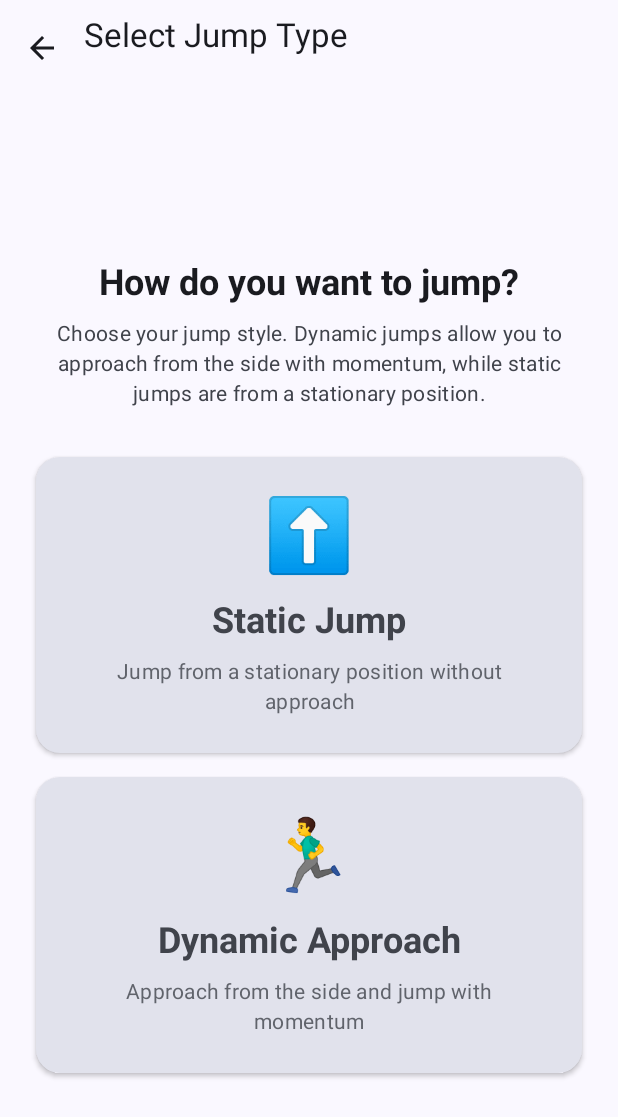
After one commit to watxaut/MyJumpApp, an Android app built with Jetpack Compose: the composable JumpTypeSelectionScreen called with empty values, on a phone screen of 412 x 824 dp. The commit adds this screen. Shown: the top 1117 px of the screen. Run offline under Robolectric (Android 15) with nearby library versions, the phone set to English and light mode, and no system bars.

Commit message:
feat: add new functionality: dynamic jump

```diff
--- a/app/src/main/java/com/watxaut/myjumpapp/data/database/JumpDatabase.kt
+++ b/app/src/main/java/com/watxaut/myjumpapp/data/database/JumpDatabase.kt
@@ -15,7 +15,7 @@ import com.watxaut.myjumpapp.utils.database.Converters
 
 @Database(
     entities = [User::class, Jump::class, JumpSession::class],
-    version = 4,
+    version = 5,
     exportSchema = false
 )
 @TypeConverters(Converters::class)
--- a/app/src/main/java/com/watxaut/myjumpapp/di/DatabaseModule.kt
+++ b/app/src/main/java/com/watxaut/myjumpapp/di/DatabaseModule.kt
@@ -6,6 +6,7 @@ import com.watxaut.myjumpapp.data.database.JumpDatabase
 import com.watxaut.myjumpapp.data.database.migrations.MIGRATION_1_2
 import com.watxaut.myjumpapp.data.database.migrations.MIGRATION_2_3
 import com.watxaut.myjumpapp.data.database.migrations.MIGRATION_3_4
+import com.watxaut.myjumpapp.data.database.migrations.MIGRATION_4_5
 import com.watxaut.myjumpapp.data.database.dao.JumpDao
 import com.watxaut.myjumpapp.data.database.dao.JumpSessionDao
 import com.watxaut.myjumpapp.data.database.dao.UserDao
@@ -27,7 +28,7 @@ object DatabaseModule {
             context,
             JumpDatabase::class.java,
             JumpDatabase.DATABASE_NAME
-        ).addMigrations(MIGRATION_1_2, MIGRATION_2_3, MIGRATION_3_4)
+        ).addMigrations(MIGRATION_1_2, MIGRATION_2_3, MIGRATION_3_4, MIGRATION_4_5)
         .fallbackToDestructiveMigration() // Allow destructive migration during development
         .build()
     }
--- /dev/null
+++ b/app/src/main/java/com/watxaut/myjumpapp/presentation/ui/screens/JumpTypeSelectionScreen.kt
@@ -0,0 +1,139 @@
+package com.watxaut.myjumpapp.presentation.ui.screens
+
+import androidx.compose.foundation.layout.*
+import androidx.compose.foundation.shape.RoundedCornerShape
+import androidx.compose.material.icons.Icons
+import androidx.compose.material.icons.filled.ArrowBack
+import androidx.compose.material3.*
+import androidx.compose.runtime.*
+import androidx.compose.ui.Alignment
+import androidx.compose.ui.Modifier
+import androidx.compose.ui.text.font.FontWeight
+import androidx.compose.ui.text.style.TextAlign
+import androidx.compose.ui.unit.dp
+import androidx.compose.ui.unit.sp
+import com.watxaut.myjumpapp.domain.jump.JumpType
+
+@OptIn(ExperimentalMaterial3Api::class)
+@Composable
+fun JumpTypeSelectionScreen(
+    userId: String,
+    userName: String,
+    surfaceType: String,
+    onNavigateBack: () -> Unit,
+    onJumpTypeSelected: (JumpType) -> Unit
+) {
+    Scaffold(
+        topBar = {
+            TopAppBar(
+                title = {
+                    Column {
+                        Text("Select Jump Type")
+                        Text(
+                            text = userName,
+                            style = MaterialTheme.typography.bodySmall,
+                            color = MaterialTheme.colorScheme.onSurfaceVariant
+                        )
+                    }
+                },
+                navigationIcon = {
+                    IconButton(onClick = onNavigateBack) {
+                        Icon(
+                            imageVector = Icons.Default.ArrowBack,
+                            contentDescription = "Back"
+                        )
+                    }
+                }
+            )
+        }
+    ) { paddingValues ->
+        Column(
+            modifier = Modifier
+                .fillMaxSize()
+                .padding(paddingValues)
+                .padding(24.dp),
+            verticalArrangement = Arrangement.Center,
+            horizontalAlignment = Alignment.CenterHorizontally
+        ) {
+            // Header text
+            Text(
+                text = "How do you want to jump?",
+                style = MaterialTheme.typography.headlineSmall,
+                fontWeight = FontWeight.Bold,
+                textAlign = TextAlign.Center,
+                modifier = Modifier.padding(bottom = 8.dp)
+            )
+
+            Text(
+                text = "Choose your jump style. Dynamic jumps allow you to approach from the side with momentum, while static jumps are from a stationary position.",
+                style = MaterialTheme.typography.bodyMedium,
+                color = MaterialTheme.colorScheme.onSurfaceVariant,
+                textAlign = TextAlign.Center,
+                modifier = Modifier.padding(bottom = 32.dp)
+            )
+
+            // Jump type selection buttons
+            JumpTypeOption(
+                jumpType = JumpType.STATIC,
+                onClick = { onJumpTypeSelected(JumpType.STATIC) },
+                modifier = Modifier
+                    .fillMaxWidth()
+                    .padding(bottom = 16.dp)
+            )
+
+            JumpTypeOption(
+                jumpType = JumpType.DYNAMIC,
+                onClick = { onJumpTypeSelected(JumpType.DYNAMIC) },
+                modifier = Modifier.fillMaxWidth()
+            )
+        }
+    }
+}
+
+@Composable
+private fun JumpTypeOption(
+    jumpType: JumpType,
+    onClick: () -> Unit,
+    modifier: Modifier = Modifier
+) {
+    Card(
+        onClick = onClick,
+        modifier = modifier,
+        shape = RoundedCornerShape(16.dp),
+        colors = CardDefaults.cardColors(
+            containerColor = MaterialTheme.colorScheme.surfaceVariant
+        ),
+        elevation = CardDefaults.cardElevation(defaultElevation = 2.dp)
+    ) {
+        Column(
+            modifier = Modifier
+                .fillMaxWidth()
+                .padding(24.dp),
+            horizontalAlignment = Alignment.CenterHorizontally
+        ) {
+            // Icon
+            Text(
+                text = jumpType.icon,
+                fontSize = 48.sp,
+                modifier = Modifier.padding(bottom = 12.dp)
+            )
+
+            // Title
+            Text(
+                text = jumpType.displayName,
+                style = MaterialTheme.typography.headlineSmall,
+                fontWeight = FontWeight.Bold,
+                color = MaterialTheme.colorScheme.onSurfaceVariant,
+                modifier = Modifier.padding(bottom = 8.dp)
+            )
+
+            // Description
+            Text(
+                text = jumpType.description,
+                style = MaterialTheme.typography.bodyMedium,
+                color = MaterialTheme.colorScheme.onSurfaceVariant.copy(alpha = 0.8f),
+                textAlign = TextAlign.Center
+            )
+        }
+    }
+}
```
Also changed, not shown: app/src/main/java/com/watxaut/myjumpapp/data/database/entities/JumpSession.kt (+12 -1 lines), app/src/main/java/com/watxaut/myjumpapp/data/database/migrations/DatabaseMigrations.kt (+12 -0 lines), app/src/main/java/com/watxaut/myjumpapp/domain/jump/JumpDetector.kt (+109 -7 lines), app/src/main/java/com/watxaut/myjumpapp/domain/jump/JumpType.kt (added, +24 -0 lines), app/src/main/java/com/watxaut/myjumpapp/presentation/navigation/MyJumpAppNavigation.kt (+30 -2 lines), app/src/main/java/com/watxaut/myjumpapp/presentation/navigation/NavigationDestinations.kt (+5 -2 lines), app/src/main/java/com/watxaut/myjumpapp/presentation/ui/components/PoseOverlay.kt (+30 -0 lines), app/src/main/java/com/watxaut/myjumpapp/presentation/ui/screens/CameraScreen.kt (+10 -4 lines), app/src/main/java/com/watxaut/myjumpapp/presentation/viewmodels/JumpSessionViewModel.kt (+20 -3 lines), app/src/main/java/com/watxaut/myjumpapp/utils/database/Converters.kt (+11 -0 lines).
